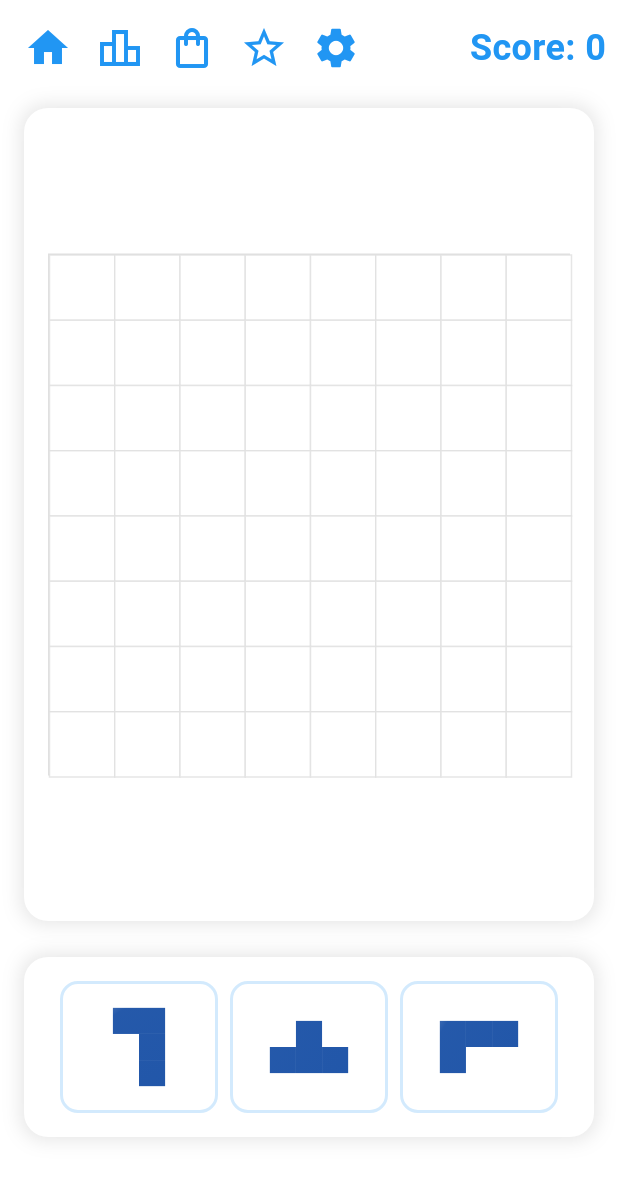
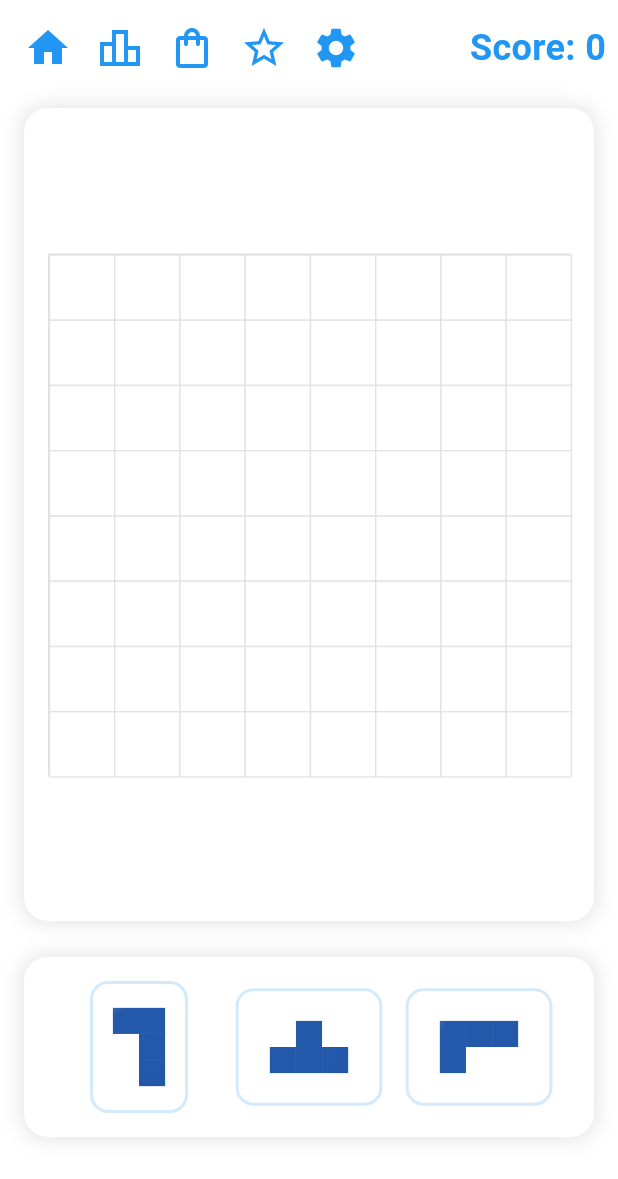
Before and after one commit to webbt127/block_puzzle_game, a Flutter app: the GameScreen screen opened directly, on a phone screen of 412 x 824 dp. Shown: the top 1179 px of the screen. Run offline on Flutter 3.47's test engine with Material 3 defaults, Android fonts, the light colour scheme and no system bars; drawn by our look-alikes of google_mobile_ads; our stand-ins replace easy_localization, flutter_riverpod, just_audio, riverpod_annotation, shared_preferences; missing offline and left inert: games_services, purchases_flutter; accounts and stored records are empty; generated files the repository leaves out were written again; network calls fail; statements that could not run were skipped.

Commit message:
Dragging improvements

```diff
--- a/lib/screens/game_screen.dart
+++ b/lib/screens/game_screen.dart
@@ -486,8 +486,19 @@ class _GameScreenState extends ConsumerState<GameScreen> {
                       final dragCellSize = gridSystem.cellSize * 0.75; // Larger size when dragging
                       return SizedBox(
                         width: itemWidth,
+                        child: Center(
+                          child: SizedBox(
+                            width: pattern.width * dragCellSize,
+                            height: pattern.height * dragCellSize * 1.2,
                             child: Draggable<BlockPattern>(
                               data: pattern,
+                              dragAnchorStrategy: (draggable, context, position) {
+                                // Return the center of the pattern
+                                return Offset(
+                                  pattern.width * dragCellSize / 2,
+                                  pattern.height * dragCellSize / 2
+                                );
+                              },
                               onDragStarted: () {
                                 ref.read(feedbackManagerProvider).playFeedback();
                               },
@@ -506,7 +517,7 @@ class _GameScreenState extends ConsumerState<GameScreen> {
                                 ),
                               ),
                               child: Container(
-                            padding: const EdgeInsets.all(8.0),
+                            padding: const EdgeInsets.all(6.0),
                                 decoration: BoxDecoration(
                                   color: Theme.of(context).brightness == Brightness.dark
                                       ? Colors.grey[900]
@@ -523,6 +534,8 @@ class _GameScreenState extends ConsumerState<GameScreen> {
                                   child: PatrioticBlockPatternWidget(
                                     pattern: pattern,
                                     cellSize: smallCellSize,
+                                  ),
+                                ),
                               ),
                             ),
                           ),
```
Lines whose indentation alone changed are shown as unchanged.
